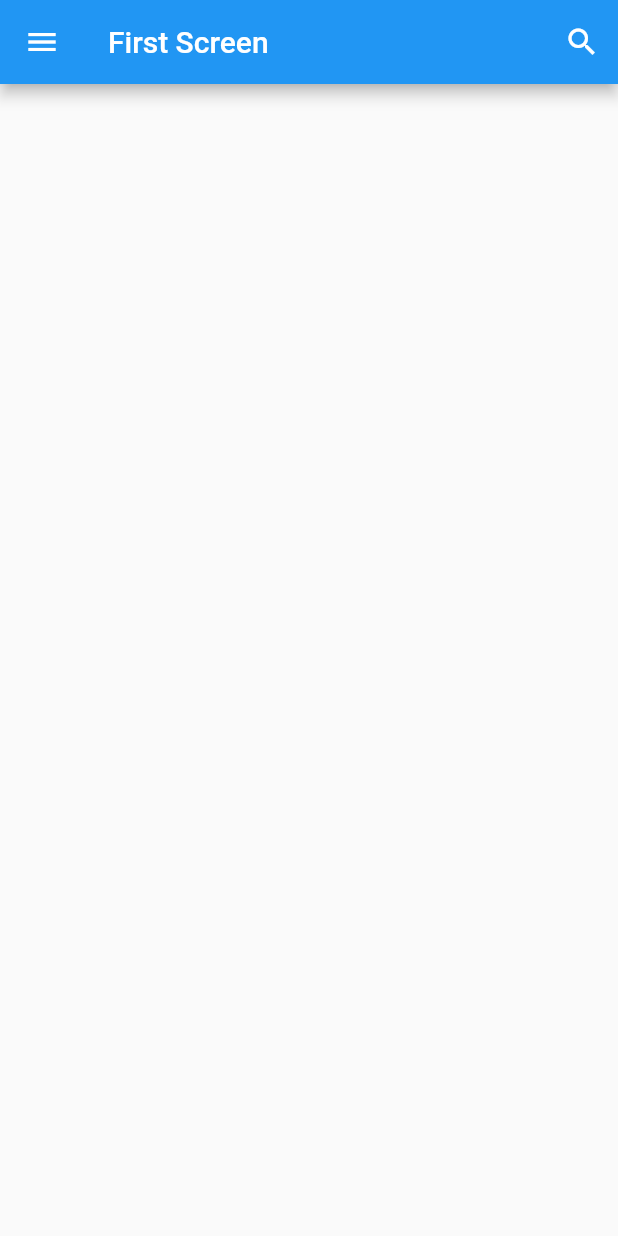
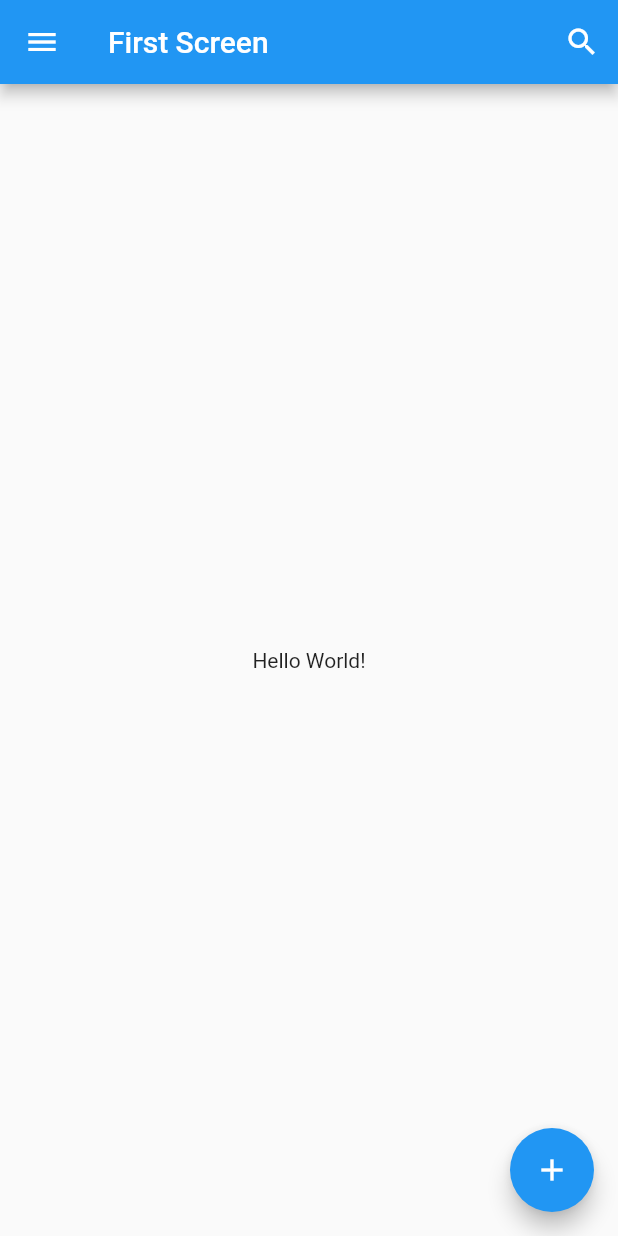
Before and after one commit to martin72gar/knowing-flutter, a Flutter app: the screen it shows after launch, on a phone screen of 412 x 824 dp. Run offline on Flutter 3.47's test engine with Material 2 defaults, Android fonts, the phone set to English and light mode, and no system bars.

Commit message:
scaffold, add body and fab

```diff
--- a/lib/main.dart
+++ b/lib/main.dart
@@ -86,6 +86,13 @@ class FirstScreen extends StatelessWidget {
           ),
         ],
       ),
+      body: Center(
+        child: Text("Hello World!"),
+      ),
+      floatingActionButton: FloatingActionButton(
+        onPressed: () {  },
+        child: Icon(Icons.add),
+      ),
     );
   }
 }
```
